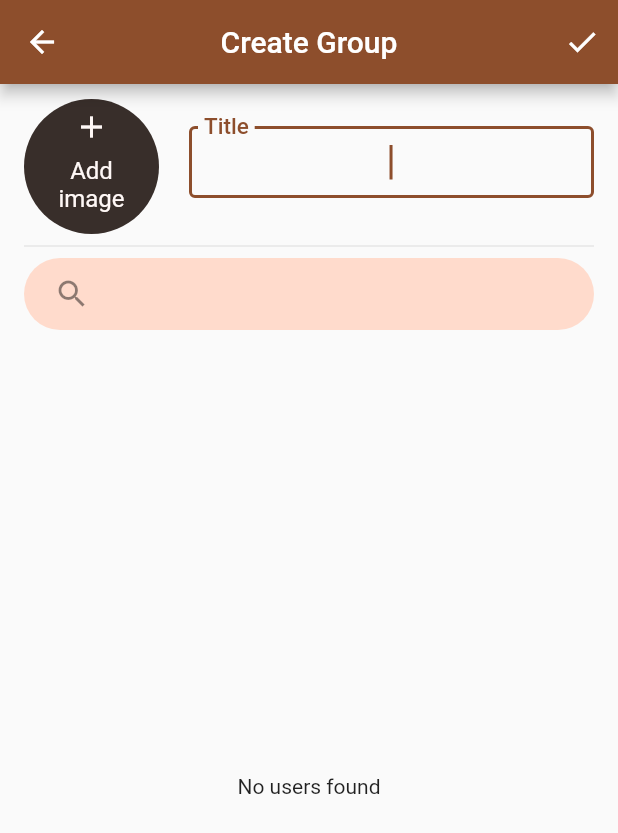
After one commit to lordbenedikt/card_pairs_app_flutter, a Flutter app: the screen it shows once a user with an empty profile is signed in, after a tap on the "add" icon, on a phone screen of 412 x 824 dp. The commit adds this screen. Shown: the top 833 px of the screen. Run offline on Flutter 3.47's test engine with Material 2 defaults, Android fonts, the light colour scheme and no system bars; our stand-ins replace cloud_firestore, firebase_auth, firebase_core, firebase_storage, flutter_image_compress, flutter_svg and 2 more; accounts and stored records are empty.

Commit message:
working on web

```diff
--- a/lib/main.dart
+++ b/lib/main.dart
@@ -33,6 +33,7 @@ void main() async {
       theme: ThemeData().copyWith(
         colorScheme: kColorScheme,
       ),
+      debugShowCheckedModeBanner: false,
       home: StreamBuilder(
         stream: FirebaseAuth.instance.authStateChanges(),
         builder: (ctx, snapshot) {
--- a/lib/widgets/circular_image_picker.dart
+++ b/lib/widgets/circular_image_picker.dart
@@ -1,5 +1,6 @@
 import 'dart:io';
 
+import 'package:flutter/foundation.dart';
 import 'package:flutter/material.dart';
 import 'package:image_picker/image_picker.dart';
 
@@ -13,7 +14,7 @@ class CircularImagePicker extends StatefulWidget {
     this.radius = 60,
   });
 
-  final void Function(File pickedImage) onPickImage;
+  final void Function(Uint8List pickedImage) onPickImage;
   final void Function()? onStart;
   final bool isEnabled;
   final String? label;
@@ -24,7 +25,7 @@ class CircularImagePicker extends StatefulWidget {
 }
 
 class _CircularImagePickerState extends State<CircularImagePicker> {
-  File? _pickedImageFile;
+  Uint8List? _pickedImage;
 
   void _pickImage() async {
     if (widget.onStart != null) widget.onStart!();
@@ -36,23 +37,24 @@ class _CircularImagePickerState extends State<CircularImagePicker> {
     if (pickedImage == null) {
       return;
     }
+    final imageData = await pickedImage.readAsBytes();
     setState(() {
-      _pickedImageFile = File(pickedImage.path);
+      _pickedImage = imageData;
     });
-    widget.onPickImage!(_pickedImageFile!);
+    widget.onPickImage(_pickedImage!);
   }
 
   @override
   Widget build(BuildContext context) {
     return GestureDetector(
-      onTap: widget.onPickImage == null ? null : _pickImage,
+      onTap: _pickImage,
       child: CircleAvatar(
         radius: widget.radius,
-        backgroundColor: _pickedImageFile != null
+        backgroundColor: _pickedImage != null
             ? Colors.transparent
             : Theme.of(context).colorScheme.inverseSurface,
         foregroundImage:
-            _pickedImageFile != null ? FileImage(_pickedImageFile!) : null,
+            _pickedImage != null ? MemoryImage(_pickedImage!) : null,
         child: Column(mainAxisAlignment: MainAxisAlignment.center, children: [
           Icon(Icons.add, color: Theme.of(context).colorScheme.surface),
           if (widget.label != null)
--- /dev/null
+++ b/lib/widgets/search_users.dart
@@ -0,0 +1,168 @@
+import 'package:cloud_firestore/cloud_firestore.dart';
+import 'package:firebase_auth/firebase_auth.dart';
+import 'package:flutter/material.dart';
+import 'package:memory/models/user.dart';
+
+class SearchUsers extends StatefulWidget {
+  const SearchUsers({
+    super.key,
+    this.selectedUsers = const [],
+    required this.onChanged,
+  });
+
+  final List<AppUser> selectedUsers;
+  final void Function() onChanged;
+
+  @override
+  State<SearchUsers> createState() => _SearchUsersState();
+}
+
+class _SearchUsersState extends State<SearchUsers> {
+  String _searchString = '';
+  late final Future<List<AppUser>> users;
+
+  @override
+  void initState() {
+    users = getUsers();
+    super.initState();
+  }
+
+  List<AppUser> getFilteredUsers(List<AppUser> users, String searchString) {
+    final res = users
+        .where((user) => !widget.selectedUsers.contains(user))
+        .where((user) => user.uid != FirebaseAuth.instance.currentUser!.uid)
+        .toList();
+    if (searchString.trim().isEmpty) return res;
+    return res
+        .where((user) =>
+            user.username.contains(searchString) ||
+            user.email.contains(searchString))
+        .toList();
+  }
+
+  Future<List<AppUser>> getUsers() async {
+    final List<AppUser> res = [];
+    final allUsers = await FirebaseFirestore.instance.collection('users').get();
+    for (final user in allUsers.docs) {
+      res.add(AppUser.fromJson(user.data()));
+    }
+    return res;
+  }
+
+  void selectUser(AppUser user) {
+    if (!widget.selectedUsers.contains(user)) {
+      setState(() {
+        widget.selectedUsers.add(user);
+      });
+      widget.onChanged();
+    }
+  }
+
+  void unselectUser(AppUser user) {
+    setState(() {
+      widget.selectedUsers.remove(user);
+    });
+  }
+
+  @override
+  Widget build(BuildContext context) {
+    return Expanded(
+      child: Column(children: [
+        Container(
+          padding:
+              const EdgeInsets.only(top: 0, bottom: 0, left: 20, right: 30),
+          decoration: BoxDecoration(
+              borderRadius: BorderRadius.circular(30),
+              color: Theme.of(context).colorScheme.secondaryContainer),
+          child: TextFormField(
+            onChanged: (value) {
+              setState(() {
+                _searchString = value;
+              });
+            },
+            decoration: const InputDecoration(
+              icon: Icon(Icons.search),
+              contentPadding: EdgeInsets.symmetric(
+                horizontal: 4,
+                vertical: 0,
+              ),
+              border: InputBorder.none,
+            ),
+            style: Theme.of(context).textTheme.titleLarge!.copyWith(
+                  color: Theme.of(context).colorScheme.onSecondaryContainer,
+                ),
+          ),
+        ),
+        const SizedBox(height: 20),
+        Expanded(
+          child: FutureBuilder(
+              future: users,
+              builder: (context, snapshot) {
+                if (snapshot.connectionState == ConnectionState.waiting) {
+                  return const Center(
+                    child: SizedBox(
+                      width: 100,
+                      height: 100,
+                      child: CircularProgressIndicator(),
+                    ),
+                  );
+                }
+
+                if (snapshot.hasError) {
+                  return Center(
+                    child: Padding(
+                      padding: const EdgeInsets.all(20),
+                      child: Text(
+                        'Error: ${snapshot.error.toString()}',
+                        textAlign: TextAlign.center,
+                        style: Theme.of(context).textTheme.titleMedium,
+                        softWrap: true,
+                      ),
+                    ),
+                  );
+                }
+
+                final filteredUsers =
+                    getFilteredUsers(snapshot.data!, _searchString);
+                if (snapshot.hasData && filteredUsers.isNotEmpty) {
+                  return ListView.builder(
+                    itemCount: filteredUsers.length,
+                    itemBuilder: (context, index) {
+                      return ListTile(
+                        onTap: () {
+                          final user = filteredUsers[index];
+                          selectUser(user);
+                        },
+                        contentPadding: const EdgeInsets.symmetric(
+                          vertical: 10,
+                          horizontal: 10,
+                        ),
+                        leading: CircleAvatar(
+                          radius: 30,
+                          backgroundImage:
+                              NetworkImage(filteredUsers[index].imageUrl),
+                        ),
+                        title: Column(children: [
+                          Text(
+                            filteredUsers[index].username,
+                            style: Theme.of(context)
+                                .textTheme
+                                .titleMedium!
+                                .copyWith(
+                                  fontWeight: FontWeight.bold,
+                                ),
+                          ),
+                          Text(filteredUsers[index].email),
+                        ]),
+                      );
+                    },
+                  );
+                }
+
+                return const Center(child: Text('No users found'));
+              }),
+        ),
+      ]),
+    );
+  }
+}
```
Also changed, not shown: lib/screens/memory.dart (+6 -1 lines), lib/screens/new_group.dart (+15 -135 lines), lib/screens/new_set.dart (+15 -11 lines), lib/screens/set_list.dart (+21 -2 lines), lib/widgets/add_users.dart (added, +21 -0 lines), lib/widgets/gallery_grid.dart (+9 -4 lines), pubspec.yaml (+93 -93 lines).
